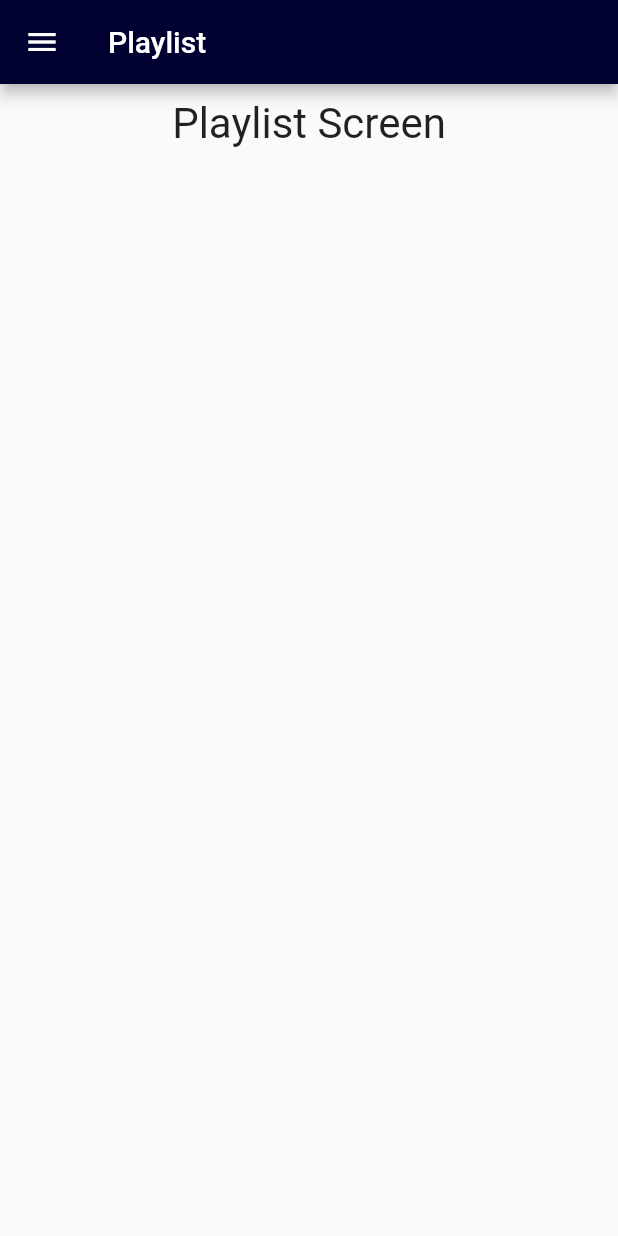
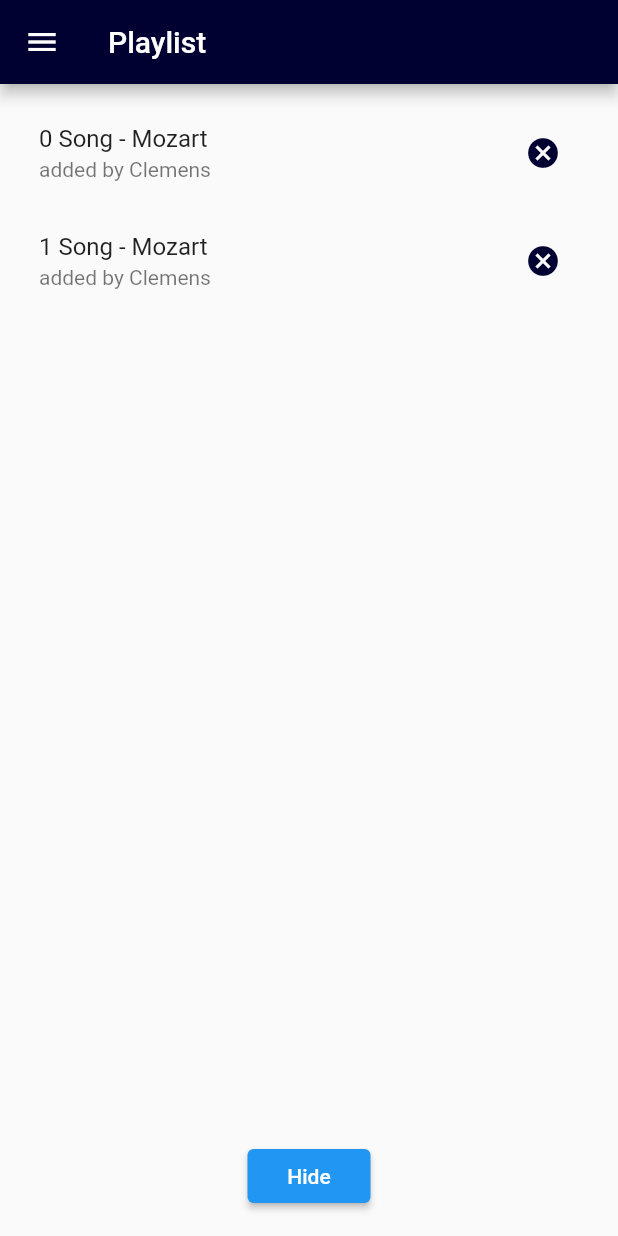
Before and after one commit to ClemensWon/RaspPlayer, a Flutter app: the PlaylistScreen screen opened directly, on a phone screen of 412 x 824 dp. Run offline on Flutter 3.47's test engine with Material 2 defaults, Android fonts, the phone set to English and light mode, and no system bars.

Commit message:
fixed button align in library screen, added PlaylistScreen to the routes, added show playlist button to the mainscreen, added UI elements to the playlistscreen

```diff
--- a/raspplayer_app/lib/Screens/LibaryScreen.dart
+++ b/raspplayer_app/lib/Screens/LibaryScreen.dart
@@ -101,7 +101,8 @@ class LibraryScreenSate extends State<LibraryScreen> {
                 },
               )
             ]
-        )
+        ),
+      floatingActionButtonLocation: FloatingActionButtonLocation.centerFloat,
     );
   }
 }
--- a/raspplayer_app/lib/Screens/PlaylistScreen.dart
+++ b/raspplayer_app/lib/Screens/PlaylistScreen.dart
@@ -1,6 +1,7 @@
 import 'package:flutter/cupertino.dart';
 import 'package:flutter/material.dart';
 import 'package:raspplayer_app/Components/NavigationDrawer.dart';
+import 'package:raspplayer_app/Components/SongListItem.dart';
 
 class PlaylistScreen extends StatefulWidget {
   @override
@@ -8,6 +9,31 @@ class PlaylistScreen extends StatefulWidget {
 }
 
 class PlaylistScreenState extends State<PlaylistScreen> {
+  final List<SongListItem> songList = <SongListItem>[
+    SongListItem(
+      key: Key('0 song'),
+      songTitle: '0 Song',
+      artist: 'Mozart',
+      username: 'Clemens',
+      child: IconButton(
+        icon: Icon(Icons.cancel),
+        onPressed: () {},
+        color: Color.fromRGBO(0, 1, 49, 1)
+      ),
+    ),
+    SongListItem(
+        key: Key('1 song'),
+        songTitle: '1 Song',
+        artist: 'Mozart',
+      username: 'Clemens',
+      child: IconButton(
+          icon: Icon(Icons.cancel),
+          onPressed: () {},
+          color: Color.fromRGBO(0, 1, 49, 1)
+      ),
+    ),
+  ];
+
   @override
   Widget build(BuildContext context) {
     // TODO: implement build
@@ -17,14 +43,32 @@ class PlaylistScreenState extends State<PlaylistScreen> {
       ),
       drawer: NavigationDrawer(),
       body: Container(
-        width: double.infinity,
-        margin:EdgeInsets.all(10),
-        child: Text(
-          'Playlist Screen',
-          style: TextStyle(fontSize: 28),
-          textAlign: TextAlign.center,
-        ),
+          width: double.infinity,
+          margin: EdgeInsets.all(10),
+          child: ReorderableListView(
+            onReorder: (int oldIndex, int newIndex) {
+              setState(() {
+                if (oldIndex < newIndex) {
+                  newIndex -= 1;
+                }
+                final SongListItem item = songList.removeAt(oldIndex);
+                songList.insert(newIndex, item);
+              });
+            },
+            children: songList,
+          )),
+      floatingActionButton: ElevatedButton(
+        child: SizedBox(
+            width: 50,
+            child: Text(
+              "Hide",
+              textAlign: TextAlign.center,
+            )),
+        onPressed: () {
+          Navigator.pop(context);
+        },
       ),
+      floatingActionButtonLocation: FloatingActionButtonLocation.centerFloat,
     );
   }
 }
--- a/raspplayer_app/lib/main.dart
+++ b/raspplayer_app/lib/main.dart
@@ -4,6 +4,7 @@ import 'package:raspplayer_app/Screens/DeviceOptionsScreen.dart';
 import 'package:raspplayer_app/Screens/HelpScreen.dart';
 import 'package:raspplayer_app/Screens/LibaryScreen.dart';
 import 'package:raspplayer_app/Screens/MainScreen.dart';
+import 'package:raspplayer_app/Screens/PlaylistScreen.dart';
 import 'package:raspplayer_app/Screens/StatisticsScreen.dart';
 import 'package:raspplayer_app/Screens/UserListScreen.dart';
 
@@ -39,6 +40,7 @@ class MyApp extends StatelessWidget {
         'Main': (context) => MainScreen(),
         'Statistics': (context) => StatisticsScreen(),
         'UserList': (context) => UserListScreen(),
+        'Playlist': (context) => PlaylistScreen(),
       },
     );
   }
```
Also changed, not shown: raspplayer_app/lib/Screens/MainScreen.dart (+9 -0 lines).
